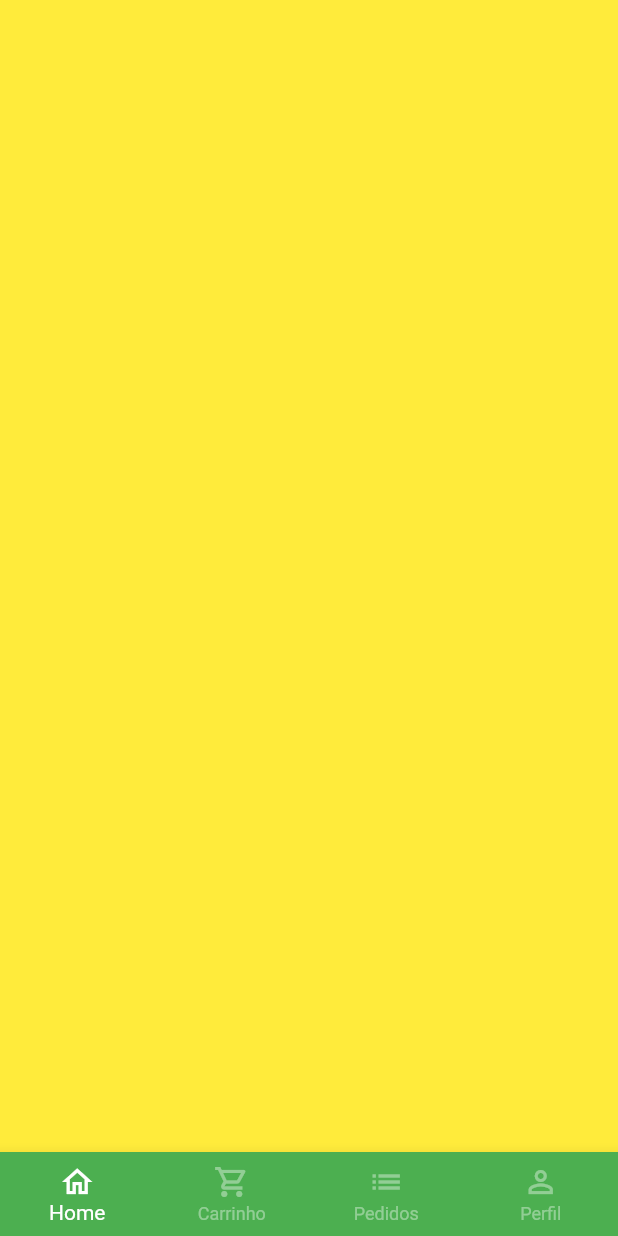
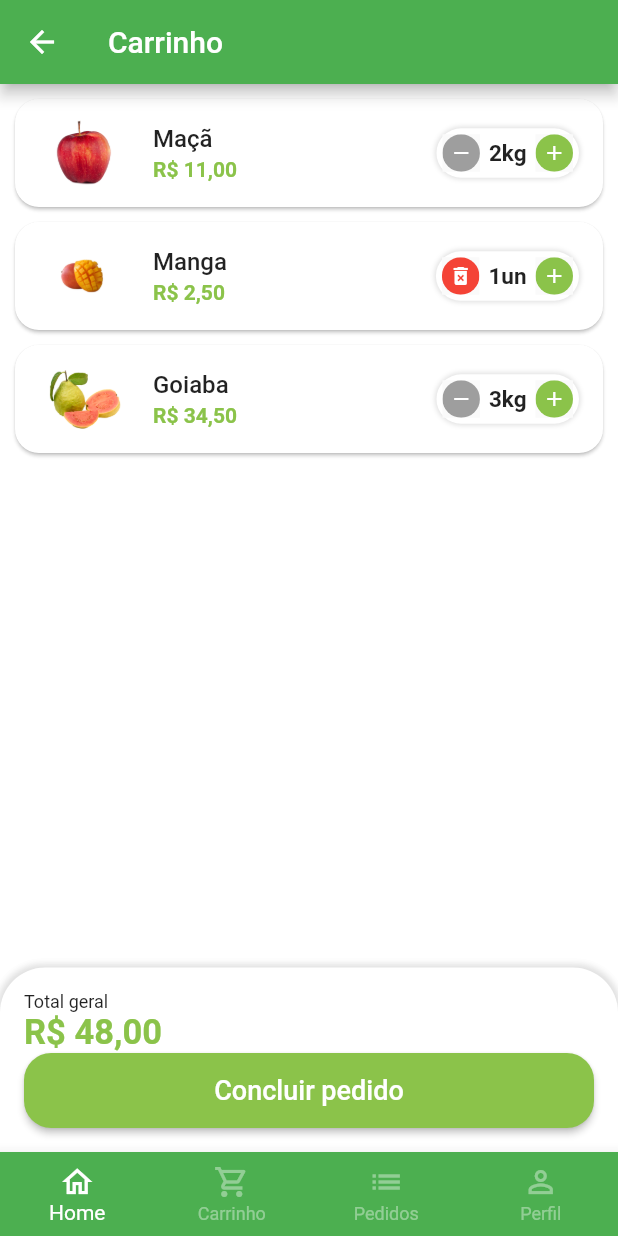
Before and after one commit to arlindogarcia/quitanta_flutter, a Flutter app: the BaseScreen screen opened directly, swiped to page 2, on a phone screen of 412 x 824 dp. Run offline on Flutter 3.47's test engine with Material 2 defaults, Android fonts, the light colour scheme and no system bars; our stand-ins replace animated_text_kit, badges, mask_text_input_formatter.

Commit message:
Feat: tela do carrinho

```diff
--- a/lib/src/config/app_data.dart
+++ b/lib/src/config/app_data.dart
@@ -1,3 +1,4 @@
+import 'package:quitanta_flutter/src/config/cart_item_model.dart';
 import 'package:quitanta_flutter/src/models/item_model.dart';
 
 ItemModel apple = ItemModel(
@@ -72,3 +73,19 @@
   'Temperos',
   'Cereais',
 ];
+
+// Lista do carrinho
+List<CartItemModel> cartItems = [
+  CartItemModel(
+    item: apple,
+    quantity: 2,
+  ),
+  CartItemModel(
+    item: mango,
+    quantity: 1,
+  ),
+  CartItemModel(
+    item: guava,
+    quantity: 3,
+  ),
+];
--- /dev/null
+++ b/lib/src/config/cart_item_model.dart
@@ -0,0 +1,13 @@
+import 'package:quitanta_flutter/src/models/item_model.dart';
+
+class CartItemModel {
+  ItemModel item;
+  int quantity;
+
+  CartItemModel({
+    required this.item,
+    required this.quantity,
+  });
+
+  double totalPrice() => item.price * quantity;
+}
--- a/lib/src/pages/base/base_screen.dart
+++ b/lib/src/pages/base/base_screen.dart
@@ -1,4 +1,5 @@
 import 'package:flutter/material.dart';
+import 'package:quitanta_flutter/src/pages/cart/cart_tab.dart';
 import 'package:quitanta_flutter/src/pages/home/home_tab.dart';
 
 class BaseScreen extends StatefulWidget {
@@ -20,7 +21,7 @@
         controller: pageConttroller,
         children: [
           const HomeTab(),
-          Container(color: Colors.yellow),
+          CartTab(),
           Container(color: Colors.blue),
           Container(color: Colors.purple),
         ],
--- /dev/null
+++ b/lib/src/pages/cart/cart_tab.dart
@@ -0,0 +1,144 @@
+import 'package:flutter/material.dart';
+import 'package:quitanta_flutter/src/config/cart_item_model.dart';
+import 'package:quitanta_flutter/src/config/custom_colors.dart';
+import 'package:quitanta_flutter/src/pages/cart/components/cart_tile.dart';
+import 'package:quitanta_flutter/src/services/utils_services.dart';
+import 'package:quitanta_flutter/src/config/app_data.dart' as appData;
+
+class CartTab extends StatefulWidget {
+  const CartTab({Key? key}) : super(key: key);
+
+  @override
+  State<CartTab> createState() => _CartTabState();
+}
+
+class _CartTabState extends State<CartTab> {
+  final UtilsServices utilsServices = UtilsServices();
+
+  void removeItemFromCart(CartItemModel cartItem) {
+    setState(() {
+      appData.cartItems.remove(cartItem);
+    });
+  }
+
+  double cartTotalPrice() {
+    double total = 0;
+    for (var item in appData.cartItems) {
+      total += item.totalPrice();
+    }
+
+    return total;
+  }
+
+  @override
+  Widget build(BuildContext context) {
+    return Scaffold(
+      appBar: AppBar(
+        title: const Text('Carrinho'),
+      ),
+      body: Column(
+        children: [
+          Expanded(
+            child: ListView.builder(
+              itemCount: appData.cartItems.length,
+              itemBuilder: (_, index) {
+                return CartTile(
+                  cartItem: appData.cartItems[index],
+                  remove: removeItemFromCart,
+                );
+              },
+            ),
+          ),
+          Container(
+              padding: const EdgeInsets.all(16),
+              decoration: BoxDecoration(
+                color: Colors.white,
+                borderRadius: const BorderRadius.vertical(
+                  top: Radius.circular(30),
+                ),
+                boxShadow: [
+                  BoxShadow(
+                    color: Colors.grey.shade300,
+                    blurRadius: 3,
+                    spreadRadius: 2,
+                  ),
+                ],
+              ),
+              child: Column(
+                crossAxisAlignment: CrossAxisAlignment.stretch,
+                children: [
+                  const Text(
+                    'Total geral',
+                    style: TextStyle(
+                      fontSize: 12,
+                    ),
+                  ),
+                  Text(
+                    utilsServices.priceToCurrency(cartTotalPrice()),
+                    style: TextStyle(
+                      fontSize: 23,
+                      color: CustomColors.customSwatchColor,
+                      fontWeight: FontWeight.bold,
+                    ),
+                  ),
+                  SizedBox(
+                    height: 50,
+                    child: ElevatedButton(
+                      style: ElevatedButton.styleFrom(
+                        primary: CustomColors.customSwatchColor,
+                        shape: RoundedRectangleBorder(
+                          borderRadius: BorderRadius.circular(18),
+                        ),
+                      ),
+                      onPressed: () async {
+                        bool? result = await showOrderConfirmation();
+
+                        print(result);
+                      },
+                      child: const Text(
+                        'Concluir pedido',
+                        style: TextStyle(fontSize: 18),
+                      ),
+                    ),
+                  ),
+                ],
+              ))
+        ],
+      ),
+    );
+  }
+
+  Future<bool?> showOrderConfirmation() {
+    return showDialog<bool>(
+      context: context,
+      builder: (context) {
+        return AlertDialog(
+          shape: RoundedRectangleBorder(
+            borderRadius: BorderRadius.circular(20),
+          ),
+          title: const Text('Confirmação'),
+          content: const Text('Deseja realmente concluir o pedido?'),
+          actions: [
+            TextButton(
+              onPressed: () {
+                Navigator.of(context).pop(false);
+              },
+              child: const Text('Não'),
+            ),
+            ElevatedButton(
+              style: ElevatedButton.styleFrom(
+                shape: RoundedRectangleBorder(
+                  borderRadius: BorderRadius.circular(20),
+                ),
+              ),
+              onPressed: () {
+                Navigator.of(context).pop(true);
+              },
+              child: const Text('Sim'),
+            ),
+          ],
+        );
+      },
+    );
+  }
+}
--- /dev/null
+++ b/lib/src/pages/cart/components/cart_tile.dart
@@ -0,0 +1,72 @@
+import 'package:flutter/material.dart';
+import 'package:quitanta_flutter/src/config/cart_item_model.dart';
+import 'package:quitanta_flutter/src/config/custom_colors.dart';
+import 'package:quitanta_flutter/src/pages/common_widgets/quantity_widget.dart';
+import 'package:quitanta_flutter/src/services/utils_services.dart';
+
+class CartTile extends StatefulWidget {
+  final CartItemModel cartItem;
+  final Function(CartItemModel) remove;
+
+  const CartTile({
+    Key? key,
+    required this.cartItem,
+    required this.remove,
+  }) : super(key: key);
+
+  @override
+  State<CartTile> createState() => _CartTileState();
+}
+
+class _CartTileState extends State<CartTile> {
+  final UtilsServices utilsServices = UtilsServices();
+
+  @override
+  Widget build(BuildContext context) {
+    return Card(
+      margin: const EdgeInsets.fromLTRB(10, 10, 10, 0),
+      shape: RoundedRectangleBorder(
+        borderRadius: BorderRadius.circular(16),
+      ),
+      child: ListTile(
+        // Imagem
+        leading: Image.asset(
+          widget.cartItem.item.imageUrl,
+          height: 60,
+          width: 60,
+        ),
+        // Titulo
+        title: Text(
+          widget.cartItem.item.itemName,
+          style: const TextStyle(
+            fontWeight: FontWeight.w500,
+          ),
+        ),
+        // Total
+        subtitle: Text(
+          utilsServices.priceToCurrency(widget.cartItem.totalPrice()),
+          style: TextStyle(
+              color: CustomColors.customSwatchColor,
+              fontWeight: FontWeight.bold),
+        ),
+        // Quantidade
+        trailing: QuantityWidget(
+          suffixText: widget.cartItem.item.unit,
+          value: widget.cartItem.quantity,
+          result: (quantity) {
+            setState(() {
+              if (quantity == 0) {
+                // Remover item
+                widget.remove(widget.cartItem);
+                return;
+              }
+
+              widget.cartItem.quantity = quantity;
+            });
+          },
+          isRemovable: true,
+        ),
+      ),
+    );
+  }
+}
--- a/lib/src/pages/common_widgets/quantity_widget.dart
+++ b/lib/src/pages/common_widgets/quantity_widget.dart
@@ -5,12 +5,14 @@
   final int value;
   final String suffixText;
   final Function(int quantity) result;
+  final bool isRemovable;
 
   const QuantityWidget({
     Key? key,
     required this.suffixText,
     required this.value,
     required this.result,
+    this.isRemovable = false,
   }) : super(key: key);
 
   @override
@@ -29,12 +31,13 @@
         ],
       ),
       child: Row(
+        mainAxisSize: MainAxisSize.min,
         children: [
           _QuantityButton(
-            icon: Icons.remove,
-            color: Colors.grey,
+            icon: !isRemovable || value > 1 ? Icons.remove : Icons.delete_forever,
+            color: !isRemovable || value > 1 ? Colors.grey : Colors.red,
             onPressed: () {
-              if (value == 1) return;
+              if (value == 1 && !isRemovable) return;
 
               int resultCount = value - 1;
               result(resultCount);
```
Lines whose indentation alone changed are shown as unchanged.
